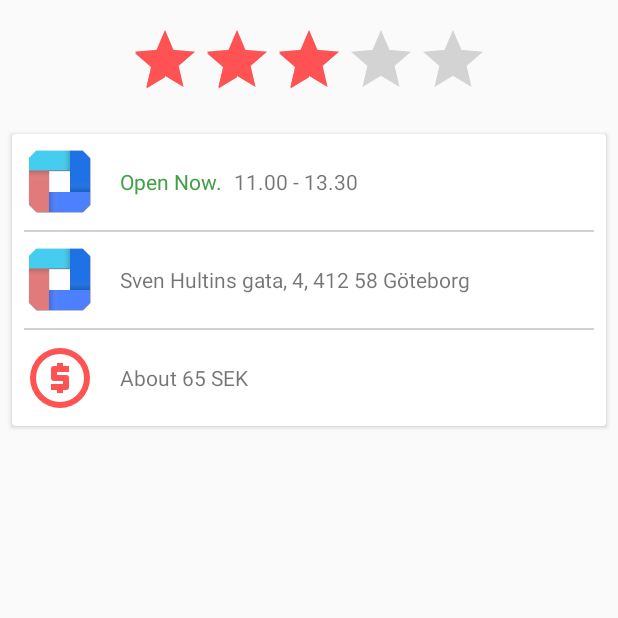
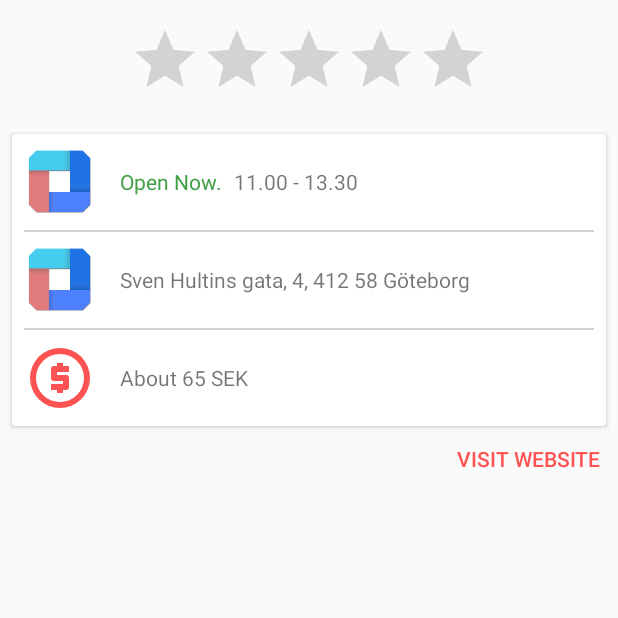
Before and after one commit to hsson/card-balance-app, an Android app: the fragment FoodAboutFragment shown on its own in the app's theme, on a phone screen of 412 x 824 dp, the top half of it. Run offline under Robolectric (Android 15) with nearby library versions, the phone set to English and light mode, and no system bars; 1 statement that could not run was skipped.

```diff
--- a/app/src/main/java/se/creotec/chscardbalance2/controller/FoodAboutFragment.kt
+++ b/app/src/main/java/se/creotec/chscardbalance2/controller/FoodAboutFragment.kt
@@ -1,22 +1,24 @@
 package se.creotec.chscardbalance2.controller
 
+import android.net.Uri
 import android.os.Bundle
+import android.support.customtabs.CustomTabsIntent
 import android.support.v4.app.Fragment
 import android.view.LayoutInflater
 import android.view.View
 import android.view.ViewGroup
+import android.widget.Button
 import android.widget.EditText
 import android.widget.RatingBar
 import com.google.gson.Gson
-
 import se.creotec.chscardbalance2.R
 import se.creotec.chscardbalance2.model.Restaurant
-import java.util.*
 
 class FoodAboutFragment : Fragment() {
 
     private var restaurant: Restaurant = Restaurant("")
 
+    private var websiteButton: Button? = null
     private var rating: RatingBar? = null
     private var openNow: EditText? = null
     private var openHours: EditText? = null
@@ -35,7 +37,15 @@ class FoodAboutFragment : Fragment() {
         // Inflate the layout for this fragment
         val view = inflater.inflate(R.layout.fragment_restaurant_about, container, false)
         rating = view.findViewById(R.id.restaurant_rating_bar) as RatingBar
-        rating?.rating = Random().nextInt(10)/2.0f // TODO: Mock
+        websiteButton = view.findViewById(R.id.restaurant_visit_website) as Button
+
+        rating?.rating = restaurant.rating
+        websiteButton?.setOnClickListener {
+            val webIntent = CustomTabsIntent.Builder()
+                    .setToolbarColor(activity.getColor(R.color.color_primary))
+                    .build()
+            webIntent.launchUrl(context, Uri.parse(restaurant.websiteUrl))
+        }
         return view
     }
 
--- a/app/src/main/res/layout/fragment_restaurant_about.xml
+++ b/app/src/main/res/layout/fragment_restaurant_about.xml
@@ -16,6 +16,7 @@
         android:stepSize="0.1" />
 
     <android.support.v7.widget.CardView
+        android:id="@+id/restaurant_detailed_container"
         android:layout_width="match_parent"
         android:layout_height="wrap_content"
         android:layout_below="@id/restaurant_rating_bar"
@@ -97,4 +98,19 @@
 
         </LinearLayout>
     </android.support.v7.widget.CardView>
+    <Button
+        android:id="@+id/restaurant_visit_website"
+        android:layout_width="wrap_content"
+        android:layout_height="wrap_content"
+        android:layout_below="@id/restaurant_detailed_container"
+        android:layout_alignParentEnd="true"
+        android:layout_marginLeft="8dp"
+        android:layout_marginRight="8dp"
+        android:layout_marginTop="8dp"
+        style="?android:attr/borderlessButtonStyle"
+        android:textColor="@color/color_accent"
+        android:padding="4dp"
+        android:minWidth="0dp"
+        android:minHeight="0dp"
+        android:text="@string/action_visit_website"/>
 </RelativeLayout>
--- a/app/src/main/res/values/strings.xml
+++ b/app/src/main/res/values/strings.xml
@@ -23,6 +23,7 @@
     <string name="card_number_hint" translatable="false">3819 1234 1234 1234</string>
     <string name="card_number_prompt">Enter card number</string>
 
+    <string name="action_visit_website">Visit Website</string>
     <string name="action_clear">Clear</string>
     <string name="action_connect">Connect</string>
     <string name="action_retry">Retry</string>
```
Also changed, not shown: app/src/main/java/se/creotec/chscardbalance2/model/Restaurant.kt (+8 -3 lines).
